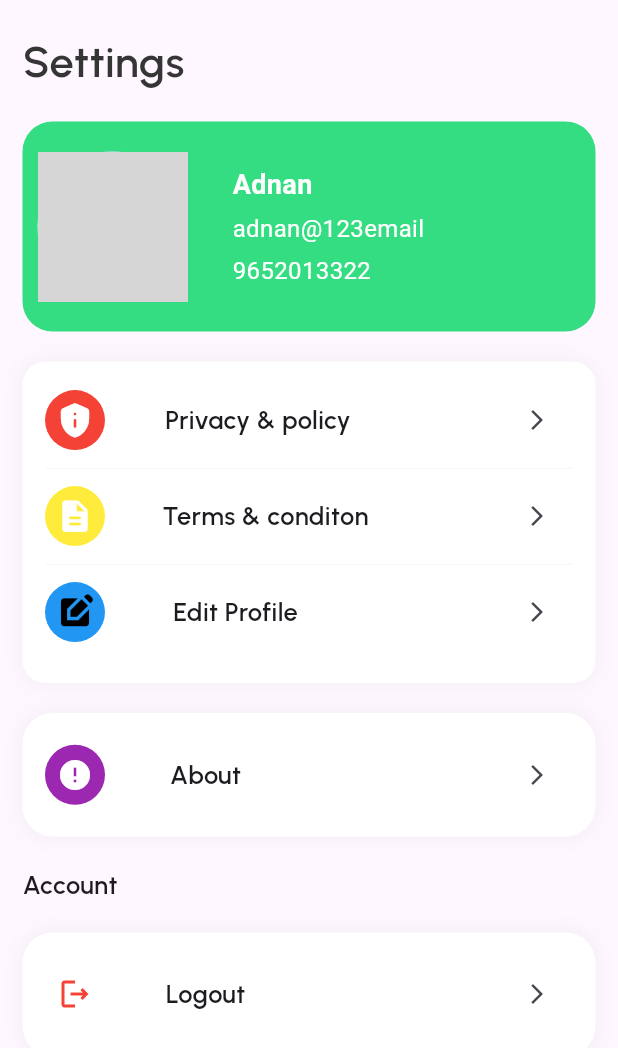
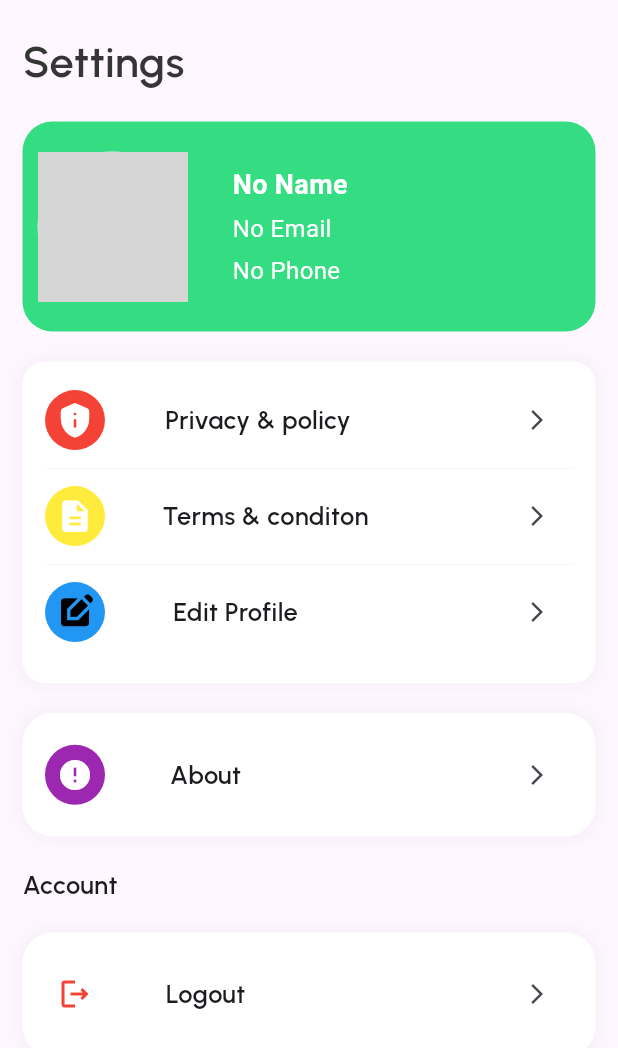
Before and after one commit to adnanpanakkad/Doc2heal_User_App, a Flutter app: the ProfileScreen screen opened directly, on a phone screen of 412 x 824 dp. Shown: the top 1048 px of the screen. Run offline on Flutter 3.47's test engine with Material 3 defaults, Android fonts, the phone set to English and light mode, and no system bars; our stand-ins replace animated_text_kit, bloc, carousel_slider, cloud_firestore, connectivity, firebase_auth and 8 more; missing offline and left inert: razorpay_flutter; accounts and stored records are empty; network calls fail; grey boxes are pictures that could not be loaded.

Commit message:
(update):firebase data handling with Bloc

```diff
--- a/lib/model/user_model.dart
+++ b/lib/model/user_model.dart
@@ -1,5 +1,5 @@
 class UserModel {
- final String? coverimag;
+  final String? coverimag;
   final String name;
   final String phone;
   final String gender;
@@ -9,7 +9,7 @@ class UserModel {
   final String id;
 
   UserModel({
-    required this.coverimag,
+    this.coverimag,
     required this.name,
     required this.phone,
     required this.gender,
--- a/lib/presentation/bloc/auth_bloc/auth_event.dart
+++ b/lib/presentation/bloc/auth_bloc/auth_event.dart
@@ -20,3 +20,8 @@ class Singupevent extends AuthBlocEvent {
 
 // Logout event
 class Logoutevent extends AuthBlocEvent {}
+
+class FetchUserEvent extends AuthBlocEvent {
+  final String userId;
+  FetchUserEvent(this.userId);
+}
--- a/lib/presentation/bloc/auth_bloc/auth_state.dart
+++ b/lib/presentation/bloc/auth_bloc/auth_state.dart
@@ -21,3 +21,9 @@ class AuthenticateError extends AuthBlocState {
 }
 
 class UnAuthenticated extends AuthBlocState {}
+
+class UserFetched extends AuthBlocState {
+  final Map<String, dynamic> userData;
+  UserFetched(this.userData);
+}
+class Userdataloading extends AuthBlocState {}
--- a/lib/presentation/bloc/profile_bloc/profile_event.dart
+++ b/lib/presentation/bloc/profile_bloc/profile_event.dart
@@ -1,19 +1,8 @@
 part of 'profile_bloc.dart';
 
 class ProfileEvent {}
-
-class GenderPickEvent extends ProfileEvent {
-  String selectGender;
-  GenderPickEvent({required this.selectGender});
-}
 
 class PicUserImgEvent extends ProfileEvent {
   String profilepath;
   PicUserImgEvent({required this.profilepath});
 }
-
-class AddUserData extends ProfileEvent {
-  final Map<String, dynamic> data;
-
-  AddUserData(this.data);
-}
--- a/lib/presentation/bloc/profile_bloc/profile_state.dart
+++ b/lib/presentation/bloc/profile_bloc/profile_state.dart
@@ -4,25 +4,7 @@ abstract class ProfileState {}
 
 final class ProfileInitial extends ProfileState {}
 
-class GenderPickState extends ProfileState {
-  String selectGender;
-  GenderPickState({required this.selectGender});
-}
-
 final class SucessfullyPicimageEvent extends ProfileState {
   final String profilepath;
   SucessfullyPicimageEvent({required this.profilepath});
 }
-
-class Userdataloading extends ProfileState {}
-
-class UserDataAdded extends ProfileState {
-  String id;
-  UserDataAdded({required this.id});
-}
-
-class UserDataError extends ProfileState {
-  final String error;
-
-  UserDataError({required this.error});
-}
--- a/lib/presentation/view/bottombar_screens.dart
+++ b/lib/presentation/view/bottombar_screens.dart
@@ -20,6 +20,7 @@ class BottombarScreensState extends State<BottombarScreens> {
     const ScheduleScreen(),
     const MessageScreen(),
     const ProfileScreen(
+      userData: {},
       uid: '',
     ),
   ];
--- a/lib/presentation/view/profile_screen.dart
+++ b/lib/presentation/view/profile_screen.dart
@@ -9,8 +9,9 @@ import 'package:doc2heal/widgets/profile/detail_tile.dart';
 
 class ProfileScreen extends StatelessWidget {
   final String uid;
+  final Map<String, dynamic> userData;
 
-  const ProfileScreen({super.key, required this.uid});
+  const ProfileScreen({super.key, required this.uid, required this.userData});
 
   @override
   Widget build(BuildContext context) {
@@ -18,6 +19,7 @@ class ProfileScreen extends StatelessWidget {
       body: SafeArea(
         child: Padding(
           padding: const EdgeInsets.only(top: 20, left: 15, right: 15),
+          child: SingleChildScrollView(
             child: Column(
               crossAxisAlignment: CrossAxisAlignment.start,
               children: [
@@ -26,7 +28,7 @@ class ProfileScreen extends StatelessWidget {
                   style: CustomTextStyle.highboldTxtStyle,
                 ),
                 const SizedBox(height: 20),
-              const DetailContainer(),
+                DetailContainer(userData: userData),
                 const SizedBox(height: 20),
                 const CenterContainer(),
                 CustomDetailCard(
@@ -68,6 +70,7 @@ class ProfileScreen extends StatelessWidget {
             ),
           ),
         ),
+      ),
     );
   }
 }
--- a/lib/services/firebase/firestore.dart
+++ b/lib/services/firebase/firestore.dart
@@ -44,5 +44,6 @@ class UserRepository {
     final TaskSnapshot snapshot = await uploadTask.whenComplete(() {});
     final String imageUrl = await snapshot.ref.getDownloadURL();
     return imageUrl;
+
   }
 }
--- a/lib/widgets/profile/detail-continer.dart
+++ b/lib/widgets/profile/detail-continer.dart
@@ -2,53 +2,54 @@ import 'package:doc2heal/utils/app_colors.dart';
 import 'package:flutter/material.dart';
 
 class DetailContainer extends StatelessWidget {
-  const DetailContainer({super.key});
+  final Map<String, dynamic> userData;
+
+  const DetailContainer({super.key, required this.userData});
 
   @override
   Widget build(BuildContext context) {
     return Container(
       decoration: BoxDecoration(
         color: Appcolor.primaryColor,
-        borderRadius: BorderRadius.circular(20), // Adjust the radius as needed
+        borderRadius: BorderRadius.circular(20),
       ),
       height: MediaQuery.of(context).size.height * 0.17,
       width: MediaQuery.of(context).size.width * 1,
-      child: const Row(
+      child: Row(
         mainAxisAlignment: MainAxisAlignment.start,
         children: [
           Padding(
-            padding: EdgeInsets.only(left: 10),
+            padding: const EdgeInsets.only(left: 10),
             child: CircleAvatar(
               radius: 50,
-              backgroundImage:
-                  AssetImage('assets/Ellipse 1.png'), // Use your own image here
+              backgroundImage: AssetImage('assets/Ellipse 1.png'), // Replace with your image
             ),
           ),
-          SizedBox(width: 30),
+          const SizedBox(width: 30),
           Column(
             mainAxisAlignment: MainAxisAlignment.center,
             crossAxisAlignment: CrossAxisAlignment.start,
             children: [
               Text(
-                "Adnan",
-                style: TextStyle(
+                userData['name'] ?? 'No Name',
+                style: const TextStyle(
                   fontSize: 18,
                   fontWeight: FontWeight.bold,
                   color: Colors.white,
                 ),
               ),
-              SizedBox(height: 5),
+              const SizedBox(height: 5),
               Text(
-                "adnan@123email",
-                style: TextStyle(
+                userData['email'] ?? 'No Email',
+                style: const TextStyle(
                   fontSize: 16,
                   color: Colors.white,
                 ),
               ),
-              SizedBox(height: 5),
+              const SizedBox(height: 5),
               Text(
-                "9652013322",
-                style: TextStyle(
+                userData['phone'] ?? 'No Phone',
+                style: const TextStyle(
                   fontSize: 16,
                   color: Colors.white,
                 ),
```
Also changed, not shown: lib/presentation/bloc/auth_bloc/auth_bloc.dart (+60 -31 lines), lib/presentation/bloc/profile_bloc/profile_bloc.dart (+0 -36 lines), lib/presentation/view/login_screen.dart (+4 -5 lines), lib/presentation/view/user_detailes_screen.dart (+11 -36 lines), lib/widgets/common/avathar_picker.dart (+10 -8 lines), lib/widgets/common/textfield.dart (line endings or trailing spaces). Lines whose indentation alone changed are shown as unchanged.
